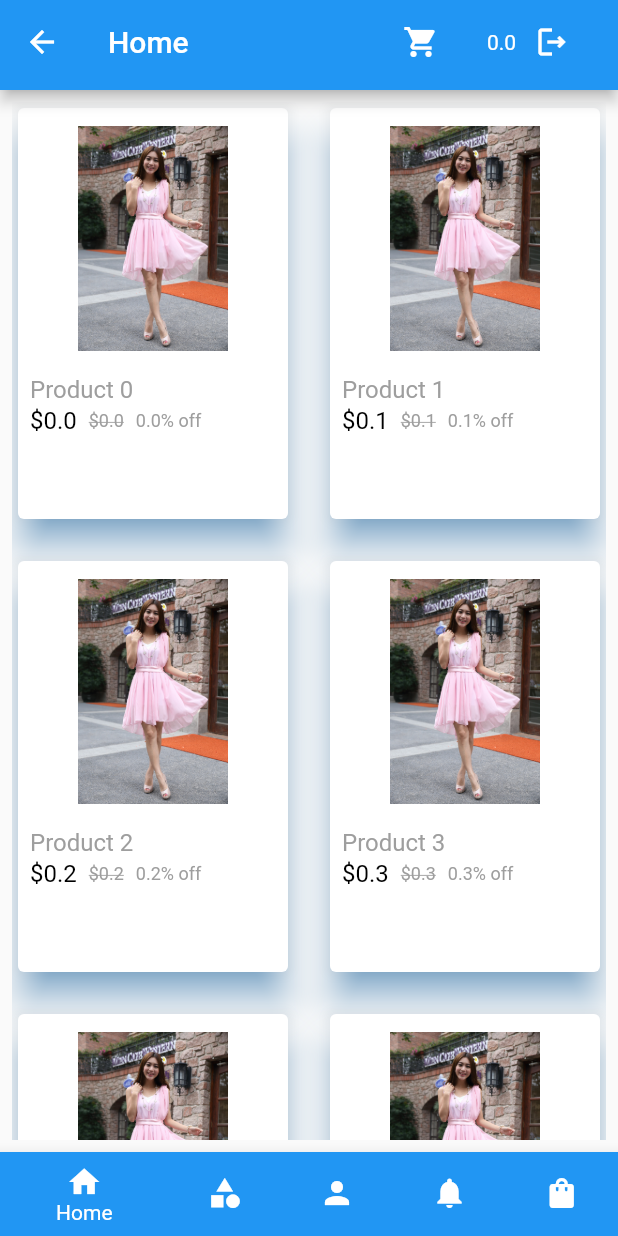
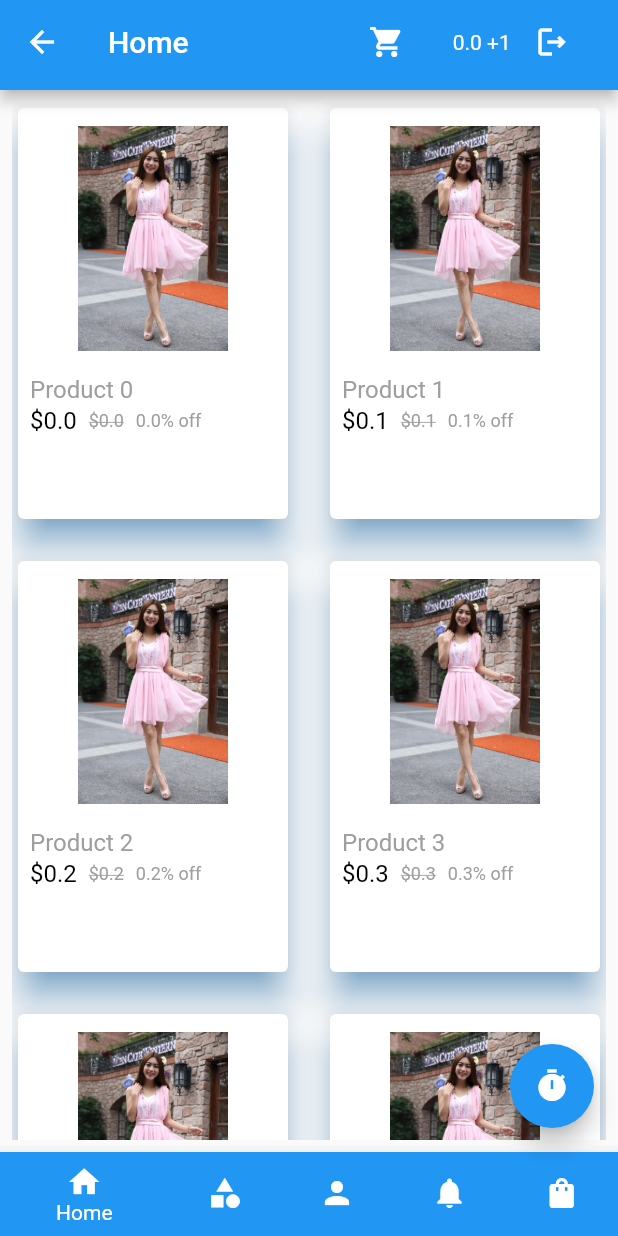
Before and after one commit to ehildingg/ecommerce, a Flutter app: the Home screen opened by its route, on a phone screen of 412 x 824 dp. Run offline on Flutter 3.47's test engine with Material 2 defaults, Android fonts, the phone set to English and light mode, and no system bars; our stand-ins replace cloud_firestore, firebase_auth, firebase_core, flutter_bloc; accounts and stored records are empty.

```diff
--- a/lib/presentation/screens/home_page.dart
+++ b/lib/presentation/screens/home_page.dart
@@ -3,6 +3,7 @@ import 'package:flutter/material.dart';
 import 'package:flutter_bloc/flutter_bloc.dart';
 
 import '../../buisness_logic//bloc/authentication_bloc.dart';
+import '../../buisness_logic/bloc/cart_bloc.dart';
 import '../widget/details_item.dart';
 import '../../data/dummy_data.dart';
 import '../widget/global_app_bar.dart';
@@ -39,6 +40,11 @@ class Home extends StatelessWidget {
         ),
       ),
       bottomNavigationBar: _buildBottomNavigationBar(),
+      floatingActionButton: FloatingActionButton(
+        onPressed: () => context.read<CartBloc>().add(ListenToCart()),
+        tooltip: 'Start',
+        child: const Icon(Icons.timer),
+      ),
     );
   }
 
--- a/lib/presentation/screens/login_page.dart
+++ b/lib/presentation/screens/login_page.dart
@@ -19,7 +19,6 @@ class LoginPage extends StatelessWidget {
 
   navigateToHome(BuildContext context) {
     Navigator.of(context).pushNamed(Home.routeName);
-    context.read<CartBloc>().add(ListenToCart());
   }
 
   final GlobalKey<FormState> _formKeyLogin = GlobalKey<FormState>();
--- a/lib/presentation/widget/global_app_bar.dart
+++ b/lib/presentation/widget/global_app_bar.dart
@@ -34,7 +34,11 @@ class GlobalAppBar extends StatelessWidget implements PreferredSizeWidget {
               const SizedBox(width: 20),
               BlocBuilder<CartBloc, CartState>(
                 builder: (context, state) {
-                  return Text('${state.cart.valueGetter}');
+                  if (state is ListenToCart) {
+                    return Text('${state.cart.valueGetter}');
+                  } else {
+                    return Text('${state.cart.valueGetter} +1 ');
+                  }
                 },
               ),
               IconButton(
```
Also changed, not shown: lib/buisness_logic/bloc/cart_bloc.dart (+14 -1 lines), lib/data/repositories/cart_repository.dart (+33 -27 lines).
